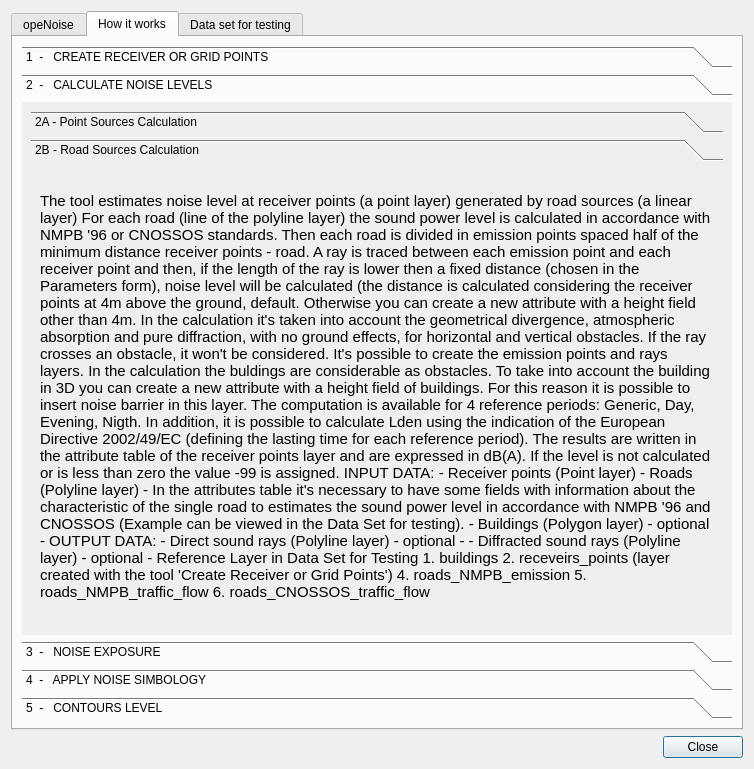
pierluigiderosa/openoise, file tools/ui_Informations.ui: the form before one commit.
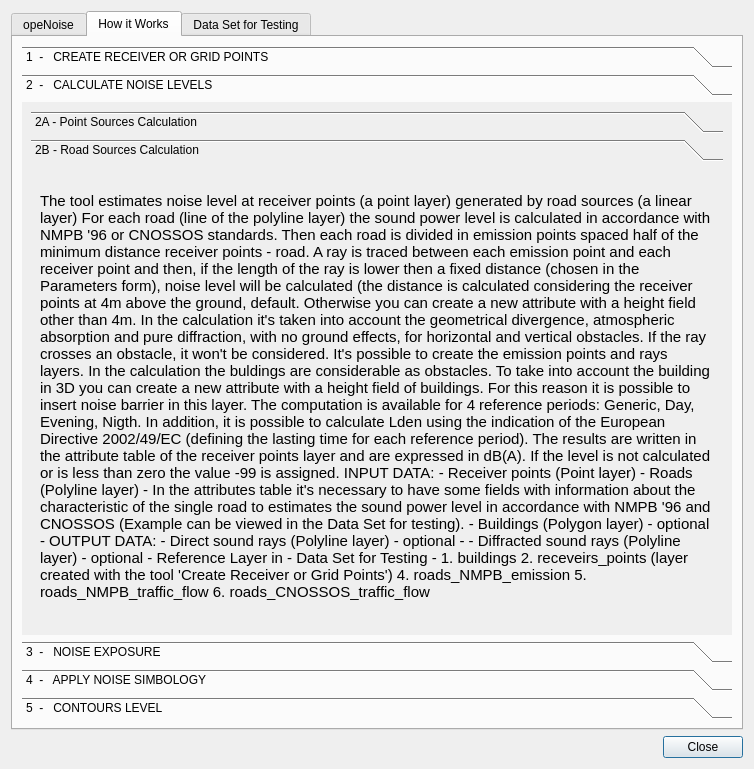
The form after the commit. The open tabs and pages were chosen to show the change.

Diff of the .ui file:
```diff
--- a/tools/ui_Informations.ui
+++ b/tools/ui_Informations.ui
@@ -64,7 +64,7 @@
      </widget>
      <widget class="QWidget" name="tab_2">
       <attribute name="title">
-       <string>How it works</string>
+       <string>How it Works</string>
       </attribute>
       <layout class="QVBoxLayout" name="verticalLayout_3">
        <item>
@@ -116,8 +116,8 @@
            <rect>
             <x>0</x>
             <y>0</y>
-            <width>704</width>
-            <height>472</height>
+            <width>98</width>
+            <height>141</height>
            </rect>
           </property>
           <attribute name="label">
@@ -167,8 +167,8 @@
                <rect>
                 <x>0</x>
                 <y>0</y>
-                <width>661</width>
-                <height>1360</height>
+                <width>205</width>
+                <height>2178</height>
                </rect>
               </property>
               <attribute name="label">
@@ -186,7 +186,7 @@
                   </font>
                  </property>
                  <property name="text">
-                  <string>&lt;html&gt;&lt;head/&gt;&lt;body&gt;&lt;p&gt;&lt;span style=&quot; font-weight:600;&quot;&gt;The tool estimates noise level at receiver points (a point layer) generated by road sources (a linear layer)&lt;/span&gt;&lt;/p&gt;&lt;p&gt;&lt;br/&gt;For each road (line of the polyline layer) the sound power level is calculated in accordance with NMPB '96 or CNOSSOS standards. &lt;/p&gt;&lt;p&gt;Then each road is divided in emission points spaced half of the minimum distance receiver points - road. &lt;/p&gt;&lt;p&gt;A ray is traced between each emission point and each receiver point and then, if the length of the ray is lower then a fixed distance (chosen in the Parameters form), noise level will be calculated (the distance is calculated considering the receiver points at 4m above the ground, default. &lt;a name=&quot;tw-target-text&quot;/&gt;Otherwise you can create a new attribute with a height field other than 4m.&lt;br/&gt;&lt;/p&gt;&lt;p&gt;In the calculation it's taken into account the geometrical divergence, atmospheric absorption and pure diffraction, with no ground effects, for horizontal and vertical obstacles.&lt;/p&gt;&lt;p&gt;If the ray crosses an obstacle, it won't be considered.&lt;/p&gt;&lt;p&gt;It's possible to create the emission points and rays layers. &lt;/p&gt;&lt;p&gt;In the calculation the buldings are considerable as obstacles. To take into account the building in 3D you can create a new attribute with a height field of buildings.&lt;br/&gt;For this reason it is possible to insert noise barrier in this layer.&lt;/p&gt;&lt;p&gt;&lt;br/&gt;The computation is available for 4 reference periods: Generic, Day, Evening, Nigth. &lt;br/&gt;In addition, it is possible to calculate Lden using the indication of the European Directive 2002/49/EC (defining the lasting time for each reference period). &lt;/p&gt;&lt;p&gt;&lt;br/&gt;The results are written in the attribute table of the receiver points layer and are expressed in dB(A). &lt;br/&gt;If the level is not calculated or is less than zero the value -99 is assigned.&lt;/p&gt;&lt;p&gt;&lt;br/&gt;INPUT DATA: &lt;/p&gt;&lt;p&gt;- Receiver points (Point layer)&lt;/p&gt;&lt;p&gt;- Roads (Polyline layer) - In the attributes table it's necessary to have some fields with information about the characteristic of the single road to estimates the sound power level in accordance with NMPB '96 and CNOSSOS (Example can be viewed in the Data Set for testing).&lt;/p&gt;&lt;p&gt;- Buildings (Polygon layer) - optional -&lt;/p&gt;&lt;p&gt;&lt;br/&gt;OUTPUT DATA:&lt;/p&gt;&lt;p&gt;- Direct sound rays (Polyline layer) - optional -&lt;/p&gt;&lt;p&gt;- Diffracted sound rays (Polyline layer) - optional -&lt;/p&gt;&lt;p&gt;&lt;br/&gt;&lt;span style=&quot; font-weight:600; font-style:italic;&quot;&gt;Reference Layer in Data Set for Testing&lt;/span&gt;&lt;/p&gt;&lt;p&gt;1. buildings&lt;br/&gt;2. receveirs_points (layer created with the tool 'Create Receiver or Grid Points')&lt;br/&gt;4. roads_NMPB_emission&lt;br/&gt;5. roads_NMPB_traffic_flow&lt;br/&gt;6. roads_CNOSSOS_traffic_flow&lt;br/&gt;&lt;/p&gt;&lt;/body&gt;&lt;/html&gt;</string>
+                  <string>&lt;html&gt;&lt;head/&gt;&lt;body&gt;&lt;p&gt;&lt;span style=&quot; font-weight:600;&quot;&gt;The tool estimates noise level at receiver points (a point layer) generated by road sources (a linear layer)&lt;/span&gt;&lt;/p&gt;&lt;p&gt;&lt;br/&gt;For each road (line of the polyline layer) the sound power level is calculated in accordance with NMPB '96 or CNOSSOS standards. &lt;/p&gt;&lt;p&gt;Then each road is divided in emission points spaced half of the minimum distance receiver points - road. &lt;/p&gt;&lt;p&gt;A ray is traced between each emission point and each receiver point and then, if the length of the ray is lower then a fixed distance (chosen in the Parameters form), noise level will be calculated (the distance is calculated considering the receiver points at 4m above the ground, default. &lt;a name=&quot;tw-target-text&quot;/&gt;Otherwise you can create a new attribute with a height field other than 4m.&lt;br/&gt;&lt;/p&gt;&lt;p&gt;In the calculation it's taken into account the geometrical divergence, atmospheric absorption and pure diffraction, with no ground effects, for horizontal and vertical obstacles.&lt;/p&gt;&lt;p&gt;If the ray crosses an obstacle, it won't be considered.&lt;/p&gt;&lt;p&gt;It's possible to create the emission points and rays layers. &lt;/p&gt;&lt;p&gt;In the calculation the buldings are considerable as obstacles. To take into account the building in 3D you can create a new attribute with a height field of buildings.&lt;br/&gt;For this reason it is possible to insert noise barrier in this layer.&lt;/p&gt;&lt;p&gt;&lt;br/&gt;The computation is available for 4 reference periods: Generic, Day, Evening, Nigth. &lt;br/&gt;In addition, it is possible to calculate Lden using the indication of the European Directive 2002/49/EC (defining the lasting time for each reference period). &lt;/p&gt;&lt;p&gt;&lt;br/&gt;The results are written in the attribute table of the receiver points layer and are expressed in dB(A). &lt;br/&gt;If the level is not calculated or is less than zero the value -99 is assigned.&lt;/p&gt;&lt;p&gt;&lt;br/&gt;&lt;span style=&quot; font-style:italic;&quot;&gt;INPUT DATA: &lt;/span&gt;&lt;/p&gt;&lt;p&gt;- Receiver points (Point layer)&lt;/p&gt;&lt;p&gt;- Roads (Polyline layer) - In the attributes table it's necessary to have some fields with information about the characteristic of the single road to estimates the sound power level in accordance with NMPB '96 and CNOSSOS (Example can be viewed in the Data Set for testing).&lt;/p&gt;&lt;p&gt;- Buildings (Polygon layer) - optional -&lt;/p&gt;&lt;p&gt;&lt;br/&gt;&lt;span style=&quot; font-style:italic;&quot;&gt;OUTPUT DATA:&lt;/span&gt;&lt;/p&gt;&lt;p&gt;- Direct sound rays (Polyline layer) - optional -&lt;/p&gt;&lt;p&gt;- Diffracted sound rays (Polyline layer) - optional -&lt;/p&gt;&lt;p&gt;&lt;br/&gt;&lt;span style=&quot; font-weight:600; font-style:italic;&quot;&gt;Reference Layer in - Data Set for Testing -&lt;/span&gt;&lt;/p&gt;&lt;p&gt;1. buildings&lt;br/&gt;2. receveirs_points (layer created with the tool 'Create Receiver or Grid Points')&lt;br/&gt;4. roads_NMPB_emission&lt;br/&gt;5. roads_NMPB_traffic_flow&lt;br/&gt;6. roads_CNOSSOS_traffic_flow&lt;br/&gt;&lt;/p&gt;&lt;/body&gt;&lt;/html&gt;</string>
                  </property>
                  <property name="wordWrap">
                   <bool>true</bool>
@@ -312,7 +312,7 @@
      </widget>
      <widget class="QWidget" name="tab_3">
       <attribute name="title">
-       <string>Data set for testing</string>
+       <string>Data Set for Testing</string>
       </attribute>
       <widget class="QWidget" name="verticalLayoutWidget_2">
        <property name="geometry">
```
Left out of the diff: 38 changed lines with no effect on the pictures.
